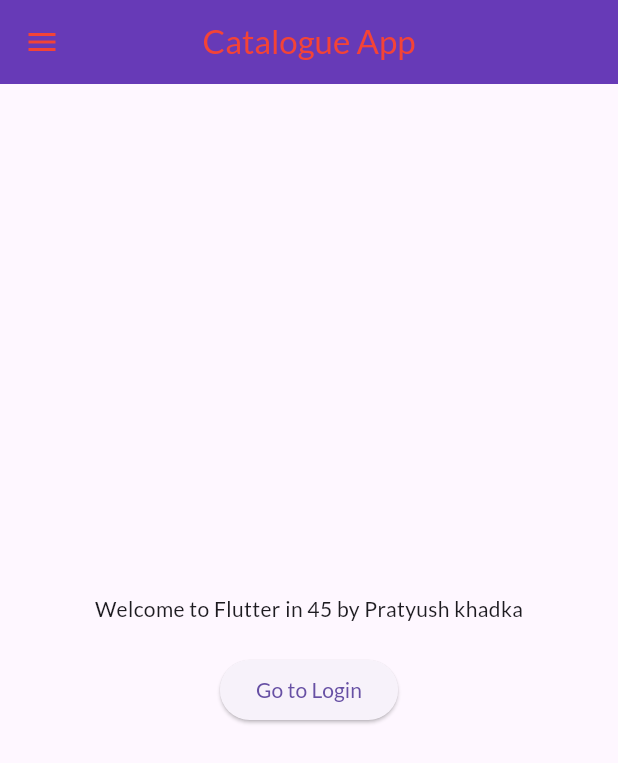
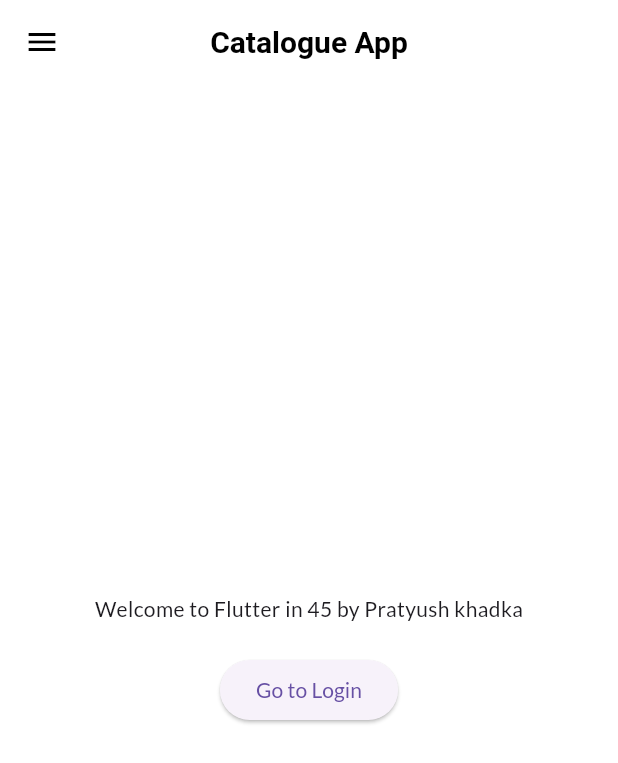
Before and after one commit to pratyushvox/catalogue-App-flutter-practice-, a Flutter app: the Homepage screen opened directly, on a phone screen of 412 x 824 dp. Shown: the top 763 px of the screen. Run offline on Flutter 3.47's test engine with Material 3 defaults, Android fonts, the phone set to English and light mode, and no system bars; our stand-ins replace google_fonts.

Commit message:
feat: add global theme configuration

```diff
--- a/my_app/lib/pages/homepage.dart
+++ b/my_app/lib/pages/homepage.dart
@@ -1,4 +1,5 @@
 import 'package:flutter/material.dart';
+import 'package:my_app/widgets/drawer.dart';
 
 class Homepage extends StatelessWidget {
   @override
@@ -7,11 +8,10 @@ class Homepage extends StatelessWidget {
     String name = "Pratyush khadka";
 
     return Scaffold(
+      backgroundColor: Colors.white,
       appBar: AppBar(
-        title: Text("Catalogue App"),
+        title: const Text("Catalogue App"),
         centerTitle: true,
-        backgroundColor: Colors.deepPurple,
-        foregroundColor: Colors.red,
       ),
       body: Center(
         child: Column(
@@ -29,7 +29,7 @@ class Homepage extends StatelessWidget {
           ],
         ),
       ),
-      drawer: Drawer(backgroundColor: Colors.pink),
+      drawer: MyDrawer(),
     );
   }
 }
--- /dev/null
+++ b/my_app/lib/widgets/themes.dart
@@ -0,0 +1,28 @@
+import 'package:flutter/material.dart';
+import 'package:google_fonts/google_fonts.dart';
+
+class MyThemes {
+  // Light Theme
+  static ThemeData lightTheme = ThemeData(
+    primarySwatch: Colors.amber,
+    textTheme: GoogleFonts.latoTextTheme(),
+
+    appBarTheme: const AppBarTheme(
+      backgroundColor: Colors.white,
+      elevation: 0,
+      iconTheme: IconThemeData(
+        color: Colors.black,
+      ),
+      titleTextStyle: TextStyle(
+        color: Colors.black,
+        fontSize: 20,
+        fontWeight: FontWeight.w600,
+      ),
+    ),
+  );
+
+  // Dark Theme
+  static ThemeData darkTheme = ThemeData(
+    brightness: Brightness.dark,
+  );
+}
```
Also changed, not shown: my_app/lib/main.dart (+11 -32 lines).
